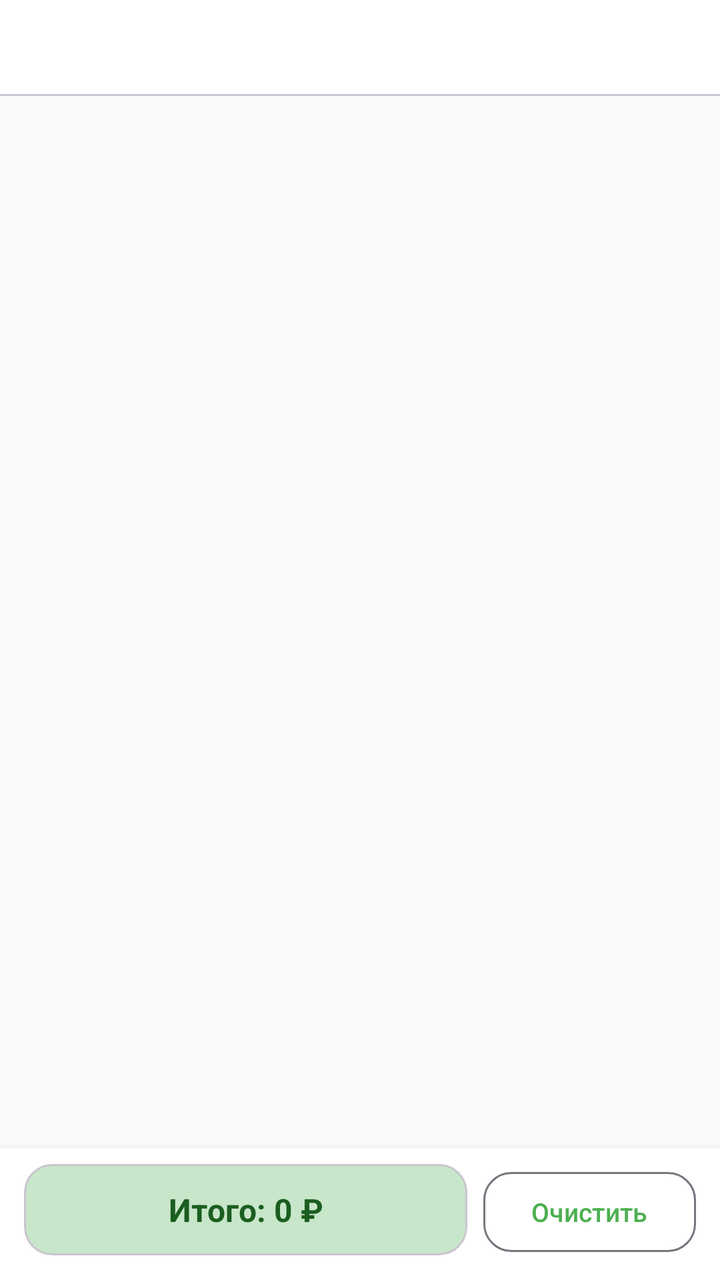
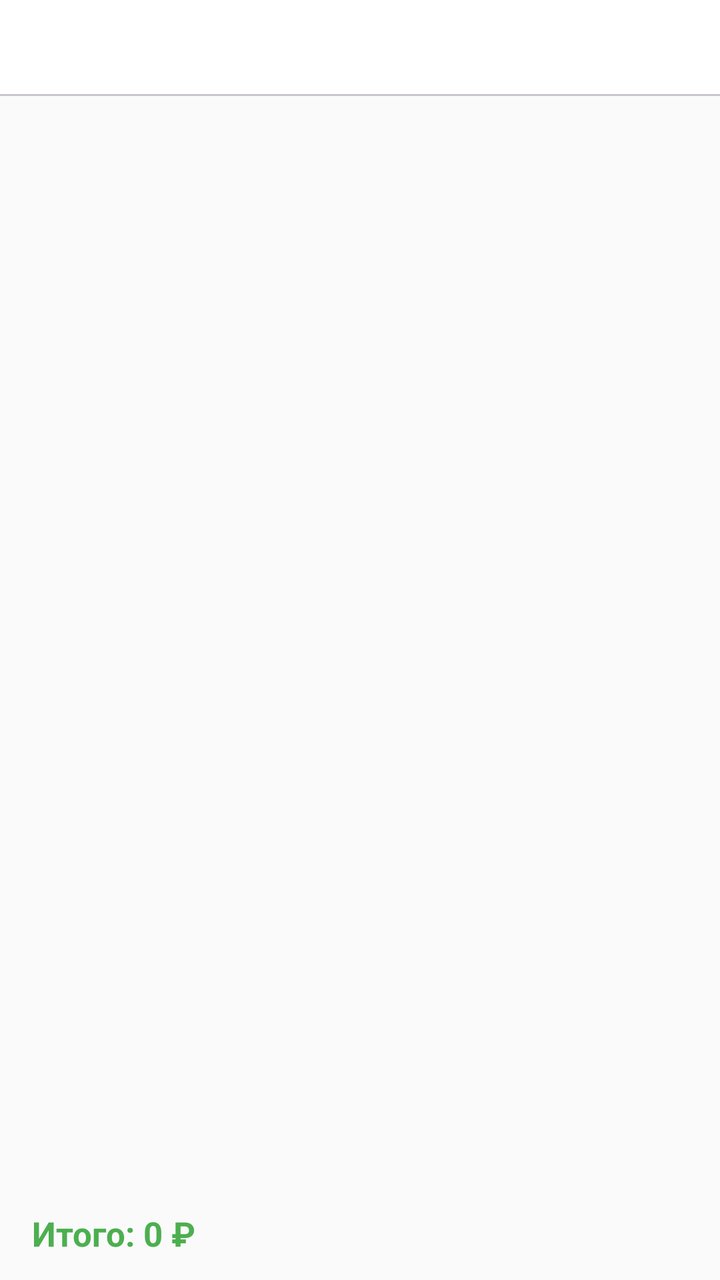

Before-and-after screenshots of an Android layout around one commit, followed by the original layout XML and the change that was made.
<!-- AndroidManifest.xml: application theme Theme.ShoppingList -->
<!-- res/layout/screen_list.xml -->
<?xml version="1.0" encoding="utf-8"?>
<LinearLayout xmlns:android="http://schemas.android.com/apk/res/android"
    xmlns:app="http://schemas.android.com/apk/res-auto"
    android:layout_width="match_parent"
    android:layout_height="match_parent"
    android:orientation="vertical">

    <com.google.android.material.tabs.TabLayout
        android:id="@+id/tabLayout"
        android:layout_width="match_parent"
        android:layout_height="wrap_content"
        app:tabMode="scrollable"
        app:tabIndicatorColor="?attr/colorPrimary"
        app:tabSelectedTextColor="?attr/colorPrimary"
        app:tabTextColor="?attr/colorOnSurfaceVariant" />

    <androidx.recyclerview.widget.RecyclerView
        android:id="@+id/recycler"
        android:layout_width="match_parent"
        android:layout_height="0dp"
        android:layout_weight="1"
        android:paddingStart="12dp"
        android:paddingEnd="12dp"
        android:clipToPadding="false"
        android:paddingTop="8dp"
        android:paddingBottom="80dp" />

    <LinearLayout
        android:id="@+id/emptyState"
        android:layout_width="match_parent"
        android:layout_height="0dp"
        android:layout_weight="1"
        android:orientation="vertical"
        android:gravity="center"
        android:visibility="gone"
        android:padding="32dp">

        <TextView
            android:layout_width="wrap_content"
            android:layout_height="wrap_content"
            android:text="🛒"
            android:textSize="64sp" />

        <TextView
            android:layout_width="wrap_content"
            android:layout_height="wrap_content"
            android:layout_marginTop="12dp"
            android:text="Список пуст. Добавь первый товар!"
            android:textSize="15sp"
            android:textColor="?attr/colorOnSurfaceVariant"
            android:gravity="center" />
    </LinearLayout>

    <LinearLayout
        android:layout_width="match_parent"
        android:layout_height="wrap_content"
        android:orientation="horizontal"
        android:paddingStart="12dp"
        android:paddingEnd="12dp"
        android:paddingTop="8dp"
        android:paddingBottom="10dp"
        android:background="?attr/colorSurface"
        android:elevation="6dp">

        <com.google.android.material.card.MaterialCardView
            android:id="@+id/cardTotal"
            android:layout_width="0dp"
            android:layout_height="wrap_content"
            android:layout_weight="1"
            app:cardCornerRadius="14dp"
            app:cardElevation="0dp"
            app:cardBackgroundColor="?attr/colorPrimaryContainer">

            <TextView
                android:id="@+id/textTotal"
                android:layout_width="match_parent"
                android:layout_height="wrap_content"
                android:padding="12dp"
                android:textSize="16sp"
                android:textStyle="bold"
                android:textColor="?attr/colorOnPrimaryContainer"
                android:gravity="center"
                android:text="Итого: 0 ₽" />
        </com.google.android.material.card.MaterialCardView>

        <com.google.android.material.button.MaterialButton
            android:id="@+id/btnClearDone"
            style="@style/Widget.Material3.Button.OutlinedButton"
            android:layout_width="wrap_content"
            android:layout_height="wrap_content"
            android:layout_marginStart="8dp"
            android:text="Очистить"
            android:textSize="13sp"
            app:cornerRadius="14dp" />
    </LinearLayout>
</LinearLayout>
<!-- resources referenced by this layout -->
<resources>
  <style name="Theme.ShoppingList" parent="Theme.Material3.DayNight.NoActionBar">
          <item name="colorPrimary">@color/primary</item>
          <item name="colorOnPrimary">@color/on_primary</item>
          <item name="colorPrimaryContainer">@color/primary_container</item>
          <item name="colorOnPrimaryContainer">@color/on_primary_container</item>
          <item name="colorSecondary">@color/secondary</item>
          <item name="colorOnSecondary">@color/on_secondary</item>
          <item name="android:colorBackground">@color/surface</item>
          <item name="colorSurface">@color/card_bg</item>
          <item name="colorOnSurface">@color/on_surface</item>
          <item name="colorSurfaceVariant">@color/surface_variant</item>
          <item name="colorOnSurfaceVariant">@color/on_surface_variant</item>
          <item name="android:statusBarColor" tools:targetApi="l">@color/surface</item>
          <item name="android:windowLightStatusBar" tools:targetApi="m">true</item>
          <item name="chipStyle">@style/SmallChip</item>
      </style>
  <color name="primary">#4CAF50</color>
  <color name="on_primary">#FFFFFF</color>
  <color name="primary_container">#C8E6C9</color>
  <color name="on_primary_container">#1B5E20</color>
  <color name="secondary">#FFA726</color>
  <color name="on_secondary">#FFFFFF</color>
  <color name="surface">#FAFAFA</color>
  <color name="card_bg">#FFFFFF</color>
  <color name="on_surface">#1C1B1F</color>
  <color name="surface_variant">#F0F0F0</color>
  <color name="on_surface_variant">#49454F</color>
  <style name="SmallChip" parent="Widget.Material3.Chip.Filter">
          <item name="chipMinTouchTargetSize">0dp</item>
          <item name="chipMinHeight">24dp</item>
          <item name="chipStartPadding">6dp</item>
          <item name="chipEndPadding">6dp</item>
          <item name="android:textSize">11sp</item>
      </style>
</resources>

<!-- the commit's change to res/layout/screen_list.xml (unified diff, before → after) -->
@@ -23,7 +23,7 @@
         android:paddingEnd="12dp"
         android:clipToPadding="false"
         android:paddingTop="8dp"
-        android:paddingBottom="80dp" />
+        android:paddingBottom="8dp" />
 
     <LinearLayout
         android:id="@+id/emptyState"
@@ -51,46 +51,17 @@
             android:gravity="center" />
     </LinearLayout>
 
-    <LinearLayout
+    
+    <TextView
+        android:id="@+id/textTotal"
         android:layout_width="match_parent"
         android:layout_height="wrap_content"
-        android:orientation="horizontal"
-        android:paddingStart="12dp"
-        android:paddingEnd="12dp"
-        android:paddingTop="8dp"
-        android:paddingBottom="10dp"
-        android:background="?attr/colorSurface"
-        android:elevation="6dp">
-
-        <com.google.android.material.card.MaterialCardView
-            android:id="@+id/cardTotal"
-            android:layout_width="0dp"
-            android:layout_height="wrap_content"
-            android:layout_weight="1"
-            app:cardCornerRadius="14dp"
-            app:cardElevation="0dp"
-            app:cardBackgroundColor="?attr/colorPrimaryContainer">
-
-            <TextView
-                android:id="@+id/textTotal"
-                android:layout_width="match_parent"
-                android:layout_height="wrap_content"
-                android:padding="12dp"
-                android:textSize="16sp"
-                android:textStyle="bold"
-                android:textColor="?attr/colorOnPrimaryContainer"
-                android:gravity="center"
-                android:text="Итого: 0 ₽" />
-        </com.google.android.material.card.MaterialCardView>
-
-        <com.google.android.material.button.MaterialButton
-            android:id="@+id/btnClearDone"
-            style="@style/Widget.Material3.Button.OutlinedButton"
-            android:layout_width="wrap_content"
-            android:layout_height="wrap_content"
-            android:layout_marginStart="8dp"
-            android:text="Очистить"
-            android:textSize="13sp"
-            app:cornerRadius="14dp" />
-    </LinearLayout>
+        android:paddingStart="16dp"
+        android:paddingEnd="16dp"
+        android:paddingTop="10dp"
+        android:paddingBottom="12dp"
+        android:textSize="17sp"
+        android:textStyle="bold"
+        android:textColor="?attr/colorPrimary"
+        android:text="Итого: 0 ₽" />
 </LinearLayout>
